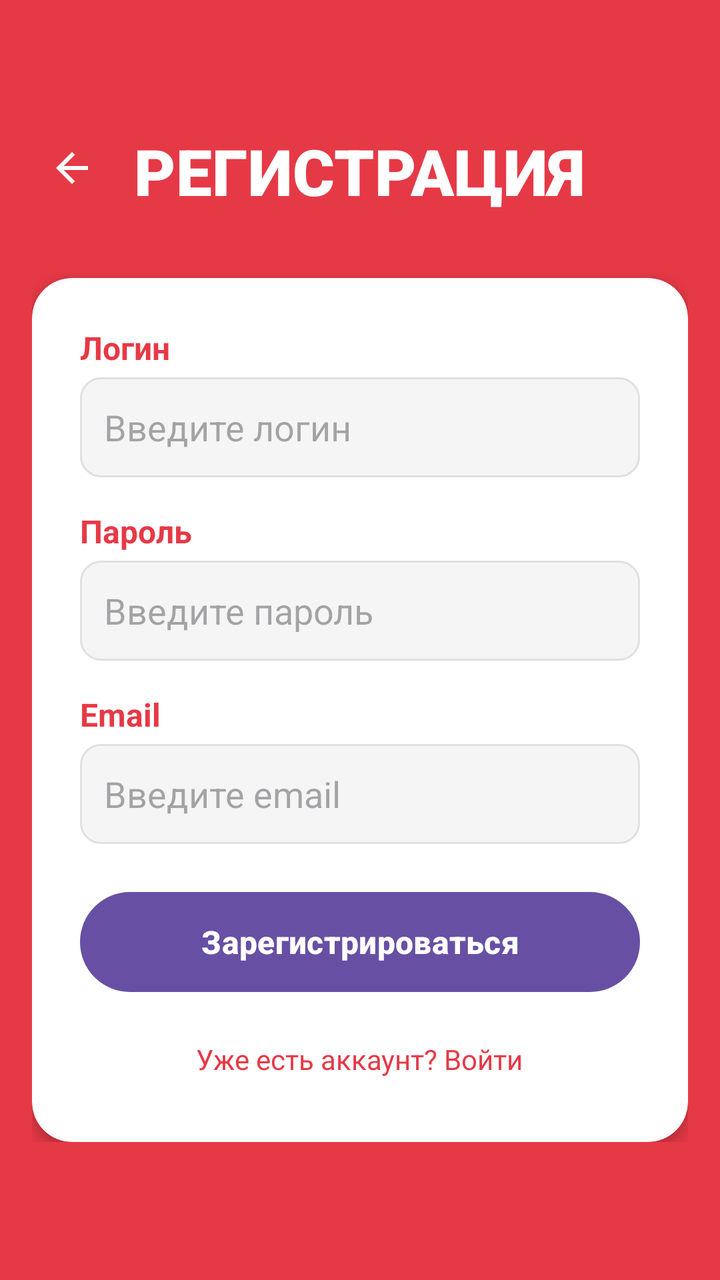
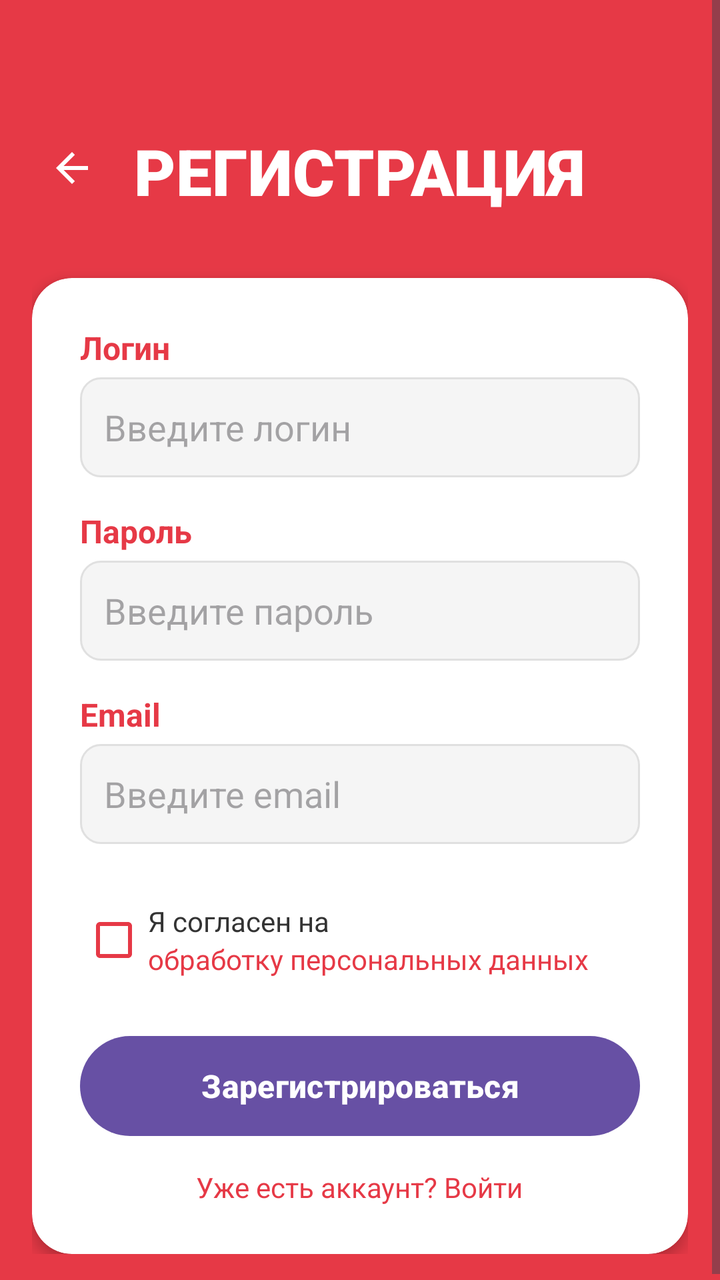

The first picture is an Android layout as it rendered before a commit; the second is the same layout after the commit. The layout source and the unified diff follow.
<!-- AndroidManifest.xml: application theme Theme.Magnit -->
<!-- res/layout/activity_registration.xml -->
<?xml version="1.0" encoding="utf-8"?>
<ScrollView xmlns:android="http://schemas.android.com/apk/res/android"
    xmlns:app="http://schemas.android.com/apk/res-auto"
    xmlns:tools="http://schemas.android.com/tools"
    android:id="@+id/main"
    android:layout_width="match_parent"
    android:layout_height="match_parent"
    android:background="#E63946">

    <LinearLayout
        android:layout_width="match_parent"
        android:layout_height="wrap_content"
        android:orientation="vertical"
        android:padding="16dp"
        android:gravity="center_horizontal">

        <FrameLayout
            android:layout_width="match_parent"
            android:layout_height="wrap_content"
            android:orientation="horizontal"
            android:gravity="center_vertical"
            android:layout_marginTop="48dp">

            <ImageView
                android:id="@+id/btnBack"
                android:layout_width="40dp"
                android:layout_height="40dp"
                android:src="@drawable/back"
                android:padding="8dp"
                android:clickable="true"
                android:focusable="true"
                android:background="?selectableItemBackgroundBorderless"
                app:tint="#FFFFFF" />

            <TextView
                android:layout_width="wrap_content"
                android:layout_height="wrap_content"
                android:text="РЕГИСТРАЦИЯ"
                android:textColor="#FFFFFF"
                android:textSize="32sp"
                android:textStyle="bold"
                android:fontFamily="sans-serif-black"
                android:layout_gravity="center"/>
        </FrameLayout>


        
        <androidx.cardview.widget.CardView
            android:layout_width="match_parent"
            android:layout_height="wrap_content"
            android:layout_marginTop="32dp"
            app:cardCornerRadius="20dp"
            app:cardElevation="4dp"
            app:cardBackgroundColor="#FFFFFF">

            <LinearLayout
                android:layout_width="match_parent"
                android:layout_height="wrap_content"
                android:orientation="vertical"
                android:padding="24dp">

                
                <TextView
                    android:layout_width="wrap_content"
                    android:layout_height="wrap_content"
                    android:text="Логин"
                    android:textColor="#E63946"
                    android:textSize="16sp"
                    android:textStyle="bold" />

                <EditText
                    android:id="@+id/etLogin"
                    android:layout_width="match_parent"
                    android:layout_height="50dp"
                    android:layout_marginTop="4dp"
                    android:layout_marginBottom="16dp"
                    android:hint="Введите логин"
                    android:background="@drawable/edit_text_background"
                    android:paddingHorizontal="12dp"
                    android:maxLines="1"
                    android:inputType="text" />

                
                <TextView
                    android:layout_width="wrap_content"
                    android:layout_height="wrap_content"
                    android:text="Пароль"
                    android:textColor="#E63946"
                    android:textSize="16sp"
                    android:textStyle="bold" />

                <EditText
                    android:id="@+id/etPassword"
                    android:layout_width="match_parent"
                    android:layout_height="50dp"
                    android:layout_marginTop="4dp"
                    android:layout_marginBottom="16dp"
                    android:hint="Введите пароль"
                    android:background="@drawable/edit_text_background"
                    android:paddingHorizontal="12dp"
                    android:maxLines="1"
                    android:inputType="textPassword" />

                
                <TextView
                    android:layout_width="wrap_content"
                    android:layout_height="wrap_content"
                    android:text="Email"
                    android:textColor="#E63946"
                    android:textSize="16sp"
                    android:textStyle="bold" />

                <EditText
                    android:id="@+id/etEmail"
                    android:layout_width="match_parent"
                    android:layout_height="50dp"
                    android:layout_marginTop="4dp"
                    android:layout_marginBottom="24dp"
                    android:hint="Введите email"
                    android:background="@drawable/edit_text_background"
                    android:paddingHorizontal="12dp"
                    android:maxLines="1"
                    android:inputType="textEmailAddress" />

                
                <Button
                    android:id="@+id/btnRegister"
                    android:layout_width="match_parent"
                    android:layout_height="50dp"
                    android:text="Зарегистрироваться"
                    android:textColor="#FFFFFF"
                    android:textSize="16sp"
                    android:textStyle="bold"
                    android:background="@drawable/rounded_button" />

                
                <TextView
                    android:layout_width="wrap_content"
                    android:layout_height="wrap_content"
                    android:layout_marginTop="16dp"
                    android:layout_gravity="center"
                    android:text="Уже есть аккаунт? Войти"
                    android:textColor="#E63946"
                    android:textSize="14sp"
                    android:clickable="true"
                    android:focusable="true"
                    android:background="?selectableItemBackground"
                    android:padding="8dp" />

            </LinearLayout>
        </androidx.cardview.widget.CardView>

    </LinearLayout>
</ScrollView>
<!-- resources referenced by this layout -->
<resources>
  <!-- drawable back (drawable) -->
  <vector xmlns:android="http://schemas.android.com/apk/res/android" android:autoMirrored="true" android:height="24dp" android:tint="#000000" android:viewportHeight="960" android:viewportWidth="960" android:width="24dp">
        
      <path android:fillColor="@android:color/white" android:pathData="M313,520L537,744L480,800L160,480L480,160L537,216L313,440L800,440L800,520L313,520Z"/>
      
  </vector>
  <!-- drawable edit_text_background (drawable) -->
  <?xml version="1.0" encoding="utf-8"?>
  <shape xmlns:android="http://schemas.android.com/apk/res/android">
      <solid android:color="#F5F5F5" />
      <corners android:radius="10dp" />
      <stroke
          android:width="1dp"
          android:color="#E0E0E0" />
  </shape>
  <!-- drawable rounded_button (drawable) -->
  <?xml version="1.0" encoding="utf-8"?>
  <shape xmlns:android="http://schemas.android.com/apk/res/android"
      android:shape="rectangle">
  
      <solid android:color="#C41E3A" />
  
      <corners android:radius="25dp" />
  
      <padding
          android:left="16dp"
          android:top="12dp"
          android:right="16dp"
          android:bottom="12dp" />
  
  </shape>
  <style name="Theme.Magnit" parent="Base.Theme.Magnit" />
  <style name="Base.Theme.Magnit" parent="Theme.Material3.DayNight.NoActionBar">
          
          
      </style>
</resources>

<!-- the commit's change to res/layout/activity_registration.xml (unified diff, before → after) -->
@@ -123,6 +123,47 @@
                     android:inputType="textEmailAddress" />
 
                 
+                <LinearLayout
+                    android:layout_width="wrap_content"
+                    android:layout_height="48dp"
+                    android:layout_marginBottom="24dp"
+                    android:orientation="horizontal"
+                    android:gravity="center_vertical">
+
+                    <CheckBox
+                        android:id="@+id/cbPrivacy"
+                        android:layout_width="24dp"
+                        android:layout_height="24dp"
+                        android:buttonTint="#E63946"
+                        android:layout_margin="5dp"/>
+
+                    <LinearLayout
+                        android:layout_width="match_parent"
+                        android:layout_height="match_parent"
+                        android:orientation="vertical"
+                        android:gravity="center">
+
+                        <TextView
+                            android:layout_height="wrap_content"
+                            android:layout_width="match_parent"
+                            android:text="Я согласен на"
+                            android:textColor="#333333"
+                            android:textSize="14sp" />
+
+                        <TextView
+                            android:id="@+id/tvPrivacyLink"
+                            android:layout_width="wrap_content"
+                            android:layout_height="wrap_content"
+                            android:text="обработку персональных данных"
+                            android:textColor="#E63946"
+                            android:textSize="14sp"
+                            android:clickable="true"
+                            android:focusable="true"
+                            android:background="?selectableItemBackground" />
+                    </LinearLayout>
+                </LinearLayout>
+
+                
                 <Button
                     android:id="@+id/btnRegister"
                     android:layout_width="match_parent"
@@ -144,8 +185,7 @@
                     android:textSize="14sp"
                     android:clickable="true"
                     android:focusable="true"
-                    android:background="?selectableItemBackground"
-                    android:padding="8dp" />
+                    android:background="?selectableItemBackground"/>
 
             </LinearLayout>
         </androidx.cardview.widget.CardView>
